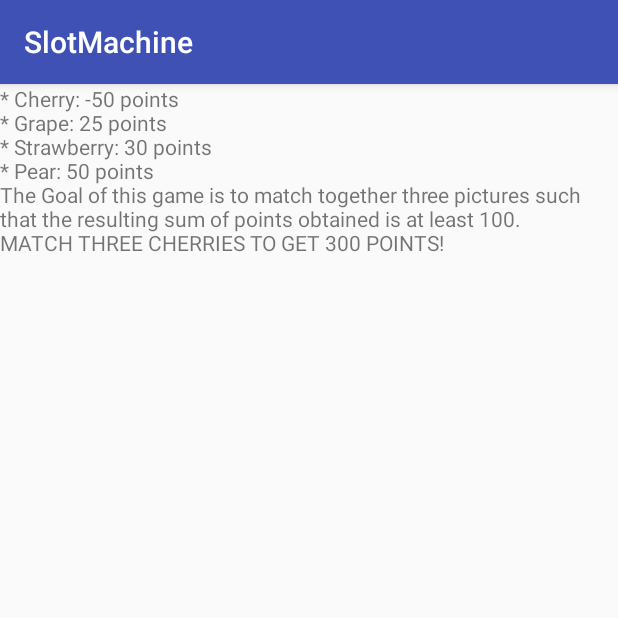
After one commit to mrokicka/SlotMachine, an Android app: the RulesActivity screen opened directly, with no data from a screen before it, on a phone screen of 412 x 824 dp, the top half of it. The commit adds this screen. Run offline under Robolectric (Android 15) with nearby library versions, the phone set to English and light mode, and no system bars.

Commit message:
Home Edit

```diff
--- a/app/src/main/AndroidManifest.xml
+++ b/app/src/main/AndroidManifest.xml
@@ -16,6 +16,7 @@
                 <category android:name="android.intent.category.LAUNCHER" />
             </intent-filter>
         </activity>
+        <activity android:name=".RulesActivity"/>
     </application>
 
 </manifest>
--- a/app/src/main/java/com/example/android/slotmachine/MainActivity.java
+++ b/app/src/main/java/com/example/android/slotmachine/MainActivity.java
@@ -1,5 +1,6 @@
 package com.example.android.slotmachine;
 
+import android.content.Intent;
 import android.graphics.drawable.Drawable;
 import android.os.Handler;
 import android.support.v7.app.AppCompatActivity;
@@ -189,5 +190,9 @@ public class MainActivity extends AppCompatActivity {
         pointText.setText("Points: " + 0);
     }
 
-
+    public void rulesClick(View v) {
+        Intent i = new Intent(this, RulesActivity.class);
+        i.putExtra("POINTS_TEXT",  pointText.getText());
+        startActivity(i);
+    }
 }
--- /dev/null
+++ b/app/src/main/java/com/example/android/slotmachine/RulesActivity.java
@@ -0,0 +1,22 @@
+package com.example.android.slotmachine;
+
+import android.content.Intent;
+import android.os.Bundle;
+import android.support.v7.app.AppCompatActivity;
+import android.widget.TextView;
+
+public class RulesActivity extends AppCompatActivity {
+
+    private TextView pointText;
+
+    @Override
+    protected void onCreate(Bundle savedInstancedState) {
+        super.onCreate(savedInstancedState);
+        setContentView(R.layout.activity_rules);
+
+        pointText = findViewById(R.id.points);
+
+        Intent i = getIntent();
+        pointText.setText(i.getStringExtra("POINTS_TEXT"));
+    }
+}
--- a/app/src/main/res/layout/activity_main.xml
+++ b/app/src/main/res/layout/activity_main.xml
@@ -1,6 +1,5 @@
 <?xml version="1.0" encoding="utf-8"?>
 <LinearLayout xmlns:android="http://schemas.android.com/apk/res/android"
-    xmlns:app="http://schemas.android.com/apk/res-auto"
     xmlns:tools="http://schemas.android.com/tools"
     android:layout_width="match_parent"
     android:layout_height="match_parent"
@@ -73,6 +72,7 @@
         android:layout_width="wrap_content"
         android:layout_height="wrap_content"
         android:text="RULES"
-        android:layout_gravity="center"/>
+        android:layout_gravity="center"
+        android:onClick="rulesClick"/>
 
 </LinearLayout>
--- /dev/null
+++ b/app/src/main/res/layout/activity_rules.xml
@@ -0,0 +1,23 @@
+<?xml version="1.0" encoding="utf-8"?>
+<RelativeLayout
+    xmlns:android="http://schemas.android.com/apk/res/android" android:layout_width="match_parent"
+    android:layout_height="match_parent">
+
+    <TextView
+        android:id="@+id/rules"
+        android:layout_width="match_parent"
+        android:layout_height="wrap_content"
+        android:text="@string/ruleText"
+        android:layout_marginBottom="50dp"
+        />
+
+    <TextView
+        android:id="@+id/points"
+        android:layout_below="@id/rules"
+        android:layout_width="wrap_content"
+        android:layout_height="wrap_content"
+        android:text="Points: 0"
+        android:textSize="30sp"
+        android:layout_centerHorizontal="true"/>
+
+</RelativeLayout>
--- a/app/src/main/res/values/strings.xml
+++ b/app/src/main/res/values/strings.xml
@@ -1,4 +1,5 @@
 <resources>
     <string name="app_name">SlotMachine</string>
     <string name="pointText">Points: 0</string>
+    <string name="ruleText">* Cherry: -50 points\n* Grape: 25 points\n* Strawberry: 30 points\n* Pear: 50 points\nThe Goal of this game is to match together three pictures such that the resulting sum of points obtained is at least 100.\nMATCH THREE CHERRIES TO GET 300 POINTS!</string>
 </resources>
--- a/build.gradle
+++ b/build.gradle
@@ -7,7 +7,7 @@ buildscript {
         jcenter()
     }
     dependencies {
-        classpath 'com.android.tools.build:gradle:3.0.1'
+        classpath 'com.android.tools.build:gradle:3.1.0'
 
 
         // NOTE: Do not place your application dependencies here; they belong
```
Also changed, not shown: gradle/wrapper/gradle-wrapper.properties.
